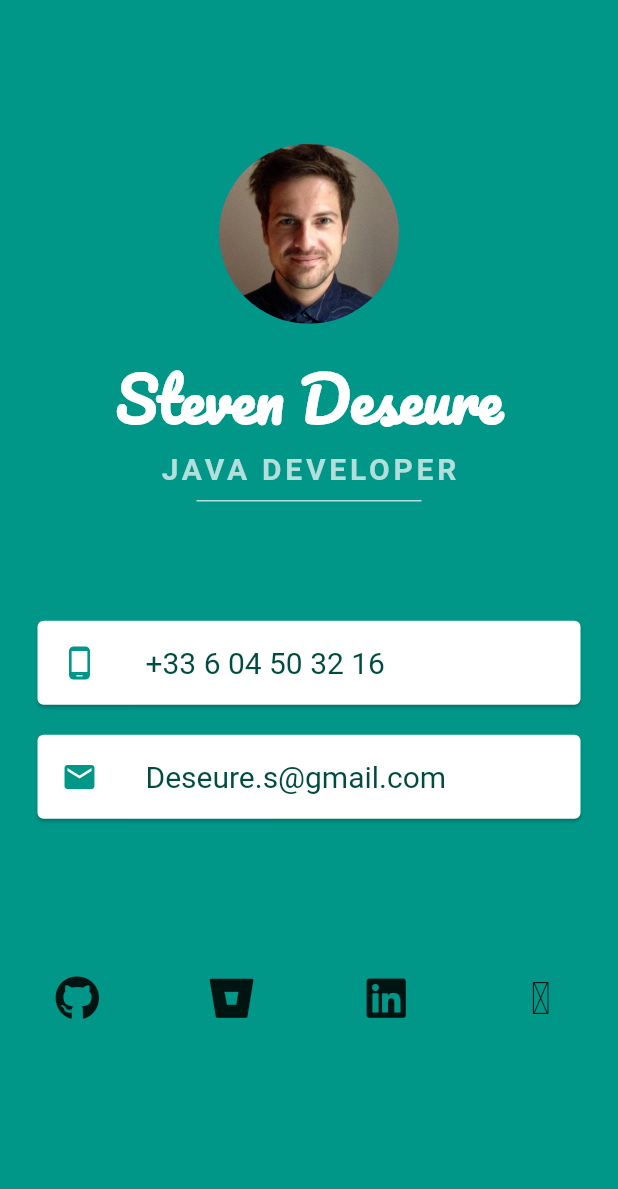
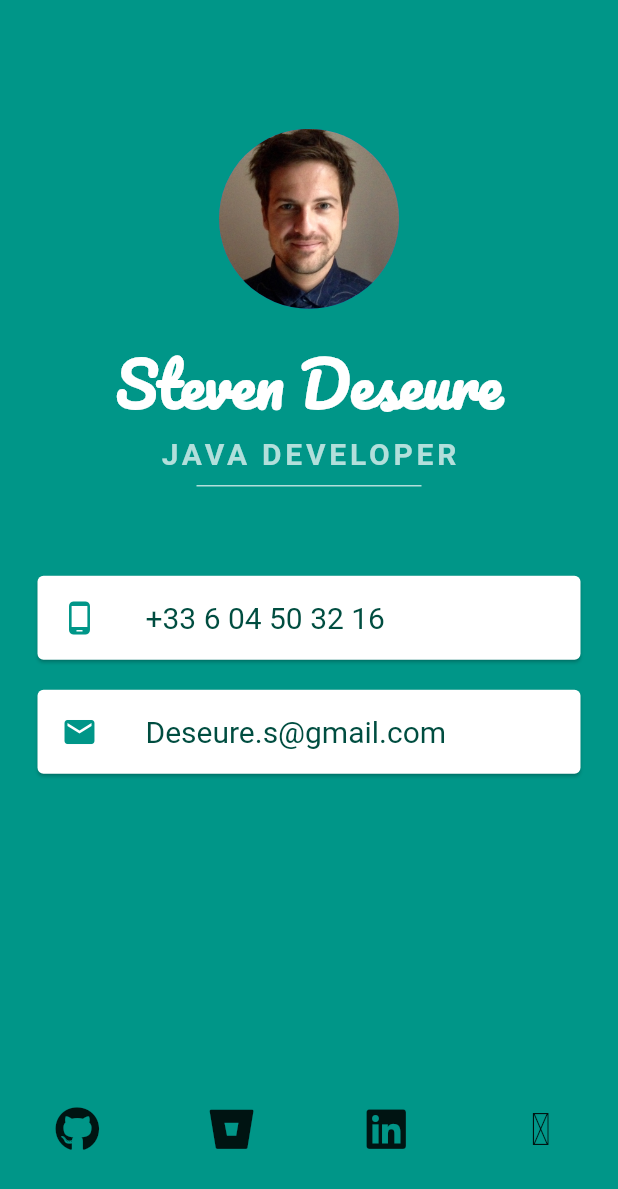
Before and after one commit to ExileNoir/business_card_app, a Flutter app: the screen it shows after launch, on a phone screen of 412 x 824 dp. Shown: the top 1189 px of the screen. Run offline on Flutter 3.47's test engine with Material 2 defaults, Android fonts, the phone set to English and light mode, and no system bars; our stand-ins replace flutter_svg, font_awesome_flutter; missing offline and left inert: flutter_pdfview; Roboto replaces fonts that are missing (Source Sans Pro).

Commit message:
FlexAdjustment - layout

```diff
--- a/lib/view/my_page.dart
+++ b/lib/view/my_page.dart
@@ -92,9 +92,10 @@ class _MyPageState extends State<MyPage> {
                   ),
                 ),
                 Expanded(
+                  flex: 2,
                   child: Column(
                     children: [
-                      sizedBox(60),
+                      sizedBox(40),
                       ReusableCard(
                         onPress: () {
                           launch("tel://$kMobileNumber");
@@ -111,8 +112,10 @@ class _MyPageState extends State<MyPage> {
                   ),
                 ),
                 Expanded(
+                  flex: 0,
                   child: Row(
                     mainAxisAlignment: MainAxisAlignment.center,
+                    crossAxisAlignment: CrossAxisAlignment.end,
                     children: [
                       Expanded(
                         child: ReusableIcons(
--- a/lib/view/pdf_view_page.dart
+++ b/lib/view/pdf_view_page.dart
@@ -1,7 +1,6 @@
 import 'dart:async';
 
 import 'package:deseure_steven_card/view/my_page.dart';
-import 'package:flutter/gestures.dart';
 import 'package:flutter/material.dart';
 import 'package:flutter_pdfview/flutter_pdfview.dart';
 import 'package:font_awesome_flutter/font_awesome_flutter.dart';
```
